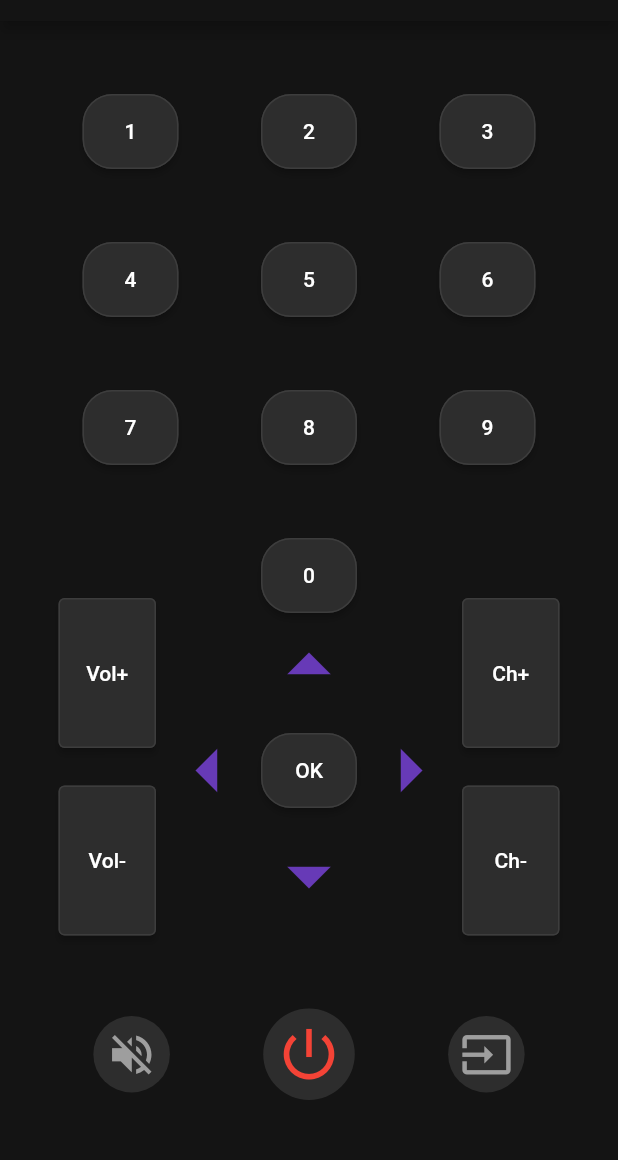
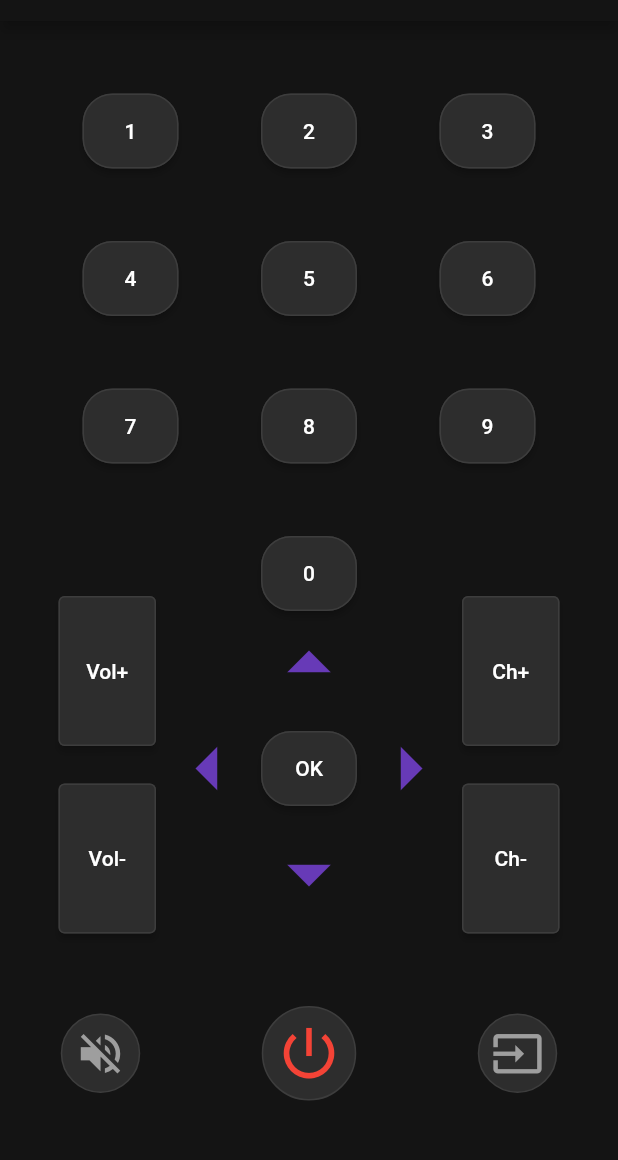
Before and after one commit to Randall16/iot_remote, a Flutter app: the screen it shows after launch, on a phone screen of 412 x 824 dp, the part 63-1223 px from its top. Run offline on Flutter 3.47's test engine with Material 2 defaults, Android fonts, the phone set to English and light mode, and no system bars; our stand-ins replace shared_preferences.

Commit message:
better spacing for bottom row of buttons along with code cleanup

```diff
--- a/lib/main.dart
+++ b/lib/main.dart
@@ -8,8 +8,6 @@ import 'package:shared_preferences/shared_preferences.dart';
 
 
 
-//const Color buttonColor = Color(0xFFE7E7E7);
-//const Color buttonColor = Color(0xD91F1F1F);
 const Color buttonColor = Color(0xFF2D2D2D);
 const Color buttonOutlineColor = Color(0xff3d3d3d);
 
@@ -83,7 +81,6 @@ class _RemotePageState extends State<RemotePage> {
       fixedSize: const Size(65, 100),
       primary: buttonColor,
       side: const BorderSide(color: buttonOutlineColor)
-    //shape: RoundedRectangleBorder(borderRadius: BorderRadius.circular(20))
   );
 
   void handleClick(String value) {
@@ -111,7 +108,7 @@ class _RemotePageState extends State<RemotePage> {
     return Scaffold(
       resizeToAvoidBottomInset: false,
       appBar: AppBar(
-        leading: Icon(Icons.tv, color: Colors.deepPurple),
+        leading: const Icon(Icons.tv, color: Colors.deepPurple),
         title: Text(widget.title),
         backgroundColor: backGroundColor,
         actions: <Widget>[
@@ -182,16 +179,16 @@ class _RemotePageState extends State<RemotePage> {
               mainAxisAlignment: MainAxisAlignment.spaceEvenly,
               crossAxisAlignment: CrossAxisAlignment.start,
               children: [
-                Spacer(),
+                const Spacer(),
                 Column(
                   children: [
-                    SizedBox(height: 40),
+                    const SizedBox(height: 40),
                     ElevatedButton(style: volAndChButtonStyle,
-                        child: Text('Vol+'),
+                        child: const Text('Vol+'),
                         onPressed: () => _handleButtonPress(RemoteButton.volumeUp)),
-                    SizedBox(height: 25),
+                    const SizedBox(height: 25),
                     ElevatedButton(style: volAndChButtonStyle,
-                        child: Text('Vol-'),
+                        child: const Text('Vol-'),
                         onPressed: () => _handleButtonPress(RemoteButton.volumeDown))
                   ],
                 ),
@@ -248,27 +245,29 @@ class _RemotePageState extends State<RemotePage> {
                 ),
                 Column(
                   children: [
-                    SizedBox(height: 40),
+                    const SizedBox(height: 40),
                     ElevatedButton(style: volAndChButtonStyle,
-                        child: Text('Ch+'),
+                        child: const Text('Ch+'),
                         onPressed: () => _handleButtonPress(RemoteButton.channelUp)),
-                    SizedBox(height: 25),
+                    const SizedBox(height: 25),
                     ElevatedButton(style: volAndChButtonStyle,
-                        child: Text('Ch-'),
+                        child: const Text('Ch-'),
                         onPressed: () => _handleButtonPress(RemoteButton.channelDown))
                   ],
                 ),
-                Spacer()
+                const Spacer()
               ],
             ),
             Row(
               mainAxisAlignment: MainAxisAlignment.spaceEvenly,
               children: [
+                const Spacer(flex: 1),
                 Center(
                   child: Ink(
-                    decoration: const ShapeDecoration(
+                      decoration: BoxDecoration(
                           color: buttonColor,
-                      shape: CircleBorder(),
+                          shape: BoxShape.circle,
+                          border: Border.all(color: buttonOutlineColor)
                       ),
                       child: IconButton(
                         icon: const Icon(Icons.volume_off),
@@ -278,11 +277,13 @@ class _RemotePageState extends State<RemotePage> {
                       ),
                     ),
                 ),
+                const Spacer(flex: 2),
                 Center(
                   child: Ink(
-                    decoration: const ShapeDecoration(
+                    decoration: BoxDecoration(
                         color: buttonColor,
-                        shape: CircleBorder()
+                        shape: BoxShape.circle,
+                        border: Border.all(color: buttonOutlineColor)
                     ),
                     child: IconButton(
                       icon: const Icon(Icons.power_settings_new),
@@ -292,11 +293,13 @@ class _RemotePageState extends State<RemotePage> {
                     ),
                   ),
                 ),
+                const Spacer(flex: 2),
                 Center(
                   child: Ink(
-                    decoration: const ShapeDecoration(
+                    decoration: BoxDecoration(
                         color: buttonColor,
-                      shape: CircleBorder(),
+                        shape: BoxShape.circle,
+                        border: Border.all(color: buttonOutlineColor)
                     ),
                     child: IconButton(
                       icon: const Icon(Icons.input),
@@ -305,7 +308,8 @@ class _RemotePageState extends State<RemotePage> {
                       onPressed: () => _handleButtonPress(RemoteButton.input),
                     ),
                   ),
-                )
+                ),
+                const Spacer(flex: 1),
               ],
             )
           ],
@@ -314,7 +318,7 @@ class _RemotePageState extends State<RemotePage> {
     );
   }
 
-  TextEditingController _textFieldController = TextEditingController();
+  final TextEditingController _textFieldController = TextEditingController();
   String valueText = '';
 
   Future<void> _displayTextInputDialog(BuildContext context) async {
@@ -330,13 +334,13 @@ class _RemotePageState extends State<RemotePage> {
                 });
               },
               controller: _textFieldController,
-              keyboardType: TextInputType.number,
+              keyboardType: const TextInputType.numberWithOptions(decimal: true),
             ),
             actions: <Widget>[
               TextButton(onPressed: () => Navigator.pop(context), child: const Text('Cancel')),
               TextButton(onPressed: () {
                 _setIpAddress(valueText);
-                ScaffoldMessenger.of(context).showSnackBar(SnackBar(content: const Text('IP has been set')));
+                ScaffoldMessenger.of(context).showSnackBar(const SnackBar(content: Text('IP has been set')));
                 Navigator.pop(context);
               }, child: const Text('Confirm'))
             ],
```
Lines whose indentation alone changed are shown as unchanged.
